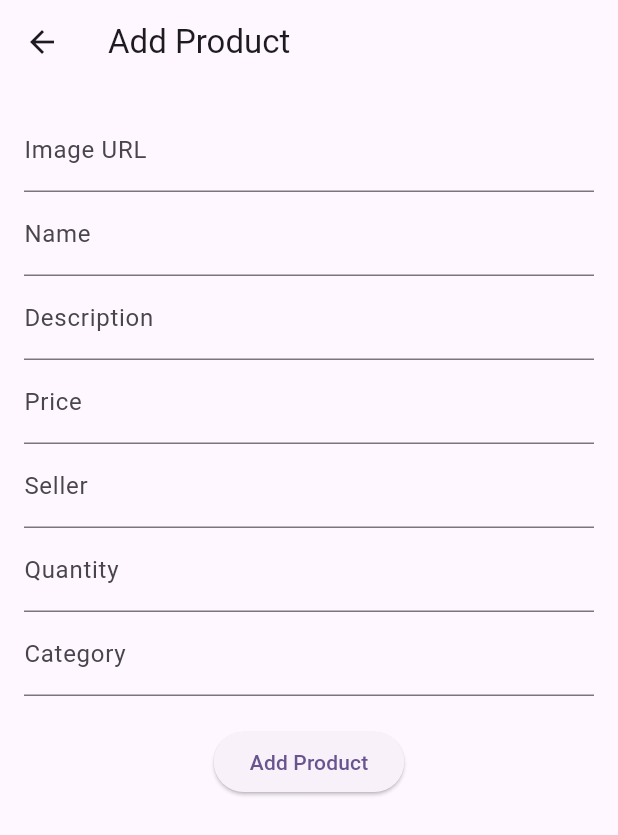
After one commit to munashe-jaji/mumunda, a Flutter app: the AdminAddProductScreen screen opened directly, on a phone screen of 412 x 824 dp. The commit adds this screen. Shown: the top 835 px of the screen. Run offline on Flutter 3.47's test engine with Material 3 defaults, Android fonts, the light colour scheme and no system bars; our stand-ins replace cloud_firestore, firebase_auth, firebase_core; accounts and stored records are empty.

Commit message:
adminscreen added

```diff
--- /dev/null
+++ b/lib/admin/addproducts.dart
@@ -0,0 +1,100 @@
+import 'package:flutter/material.dart';
+import 'package:cloud_firestore/cloud_firestore.dart';
+
+class AdminAddProductScreen extends StatelessWidget {
+  final TextEditingController imageController = TextEditingController();
+  final TextEditingController nameController = TextEditingController();
+  final TextEditingController descriptionController = TextEditingController();
+  final TextEditingController priceController = TextEditingController();
+  final TextEditingController sellerController = TextEditingController();
+  final TextEditingController quantityController = TextEditingController();
+  final TextEditingController categoryController = TextEditingController();
+
+  AdminAddProductScreen({super.key});
+
+  Future<void> addProduct({
+    required String image,
+    required String name,
+    required String description,
+    required double price,
+    required String seller,
+    required int quantity,
+    required String category,
+  }) async {
+    try {
+      await FirebaseFirestore.instance.collection('products').add({
+        'image': image,
+        'name': name,
+        'description': description,
+        'price': price,
+        'seller': seller,
+        'quantity': quantity,
+        'category': category,
+      });
+      print('Product added successfully');
+    } catch (e) {
+      print('Failed to add product: $e');
+    }
+  }
+
+  @override
+  Widget build(BuildContext context) {
+    return Scaffold(
+      appBar: AppBar(
+        title: Text('Add Product'),
+      ),
+      body: Padding(
+        padding: const EdgeInsets.all(16.0),
+        child: Column(
+          children: [
+            TextField(
+              controller: imageController,
+              decoration: InputDecoration(labelText: 'Image URL'),
+            ),
+            TextField(
+              controller: nameController,
+              decoration: InputDecoration(labelText: 'Name'),
+            ),
+            TextField(
+              controller: descriptionController,
+              decoration: InputDecoration(labelText: 'Description'),
+            ),
+            TextField(
+              controller: priceController,
+              decoration: InputDecoration(labelText: 'Price'),
+              keyboardType: TextInputType.number,
+            ),
+            TextField(
+              controller: sellerController,
+              decoration: InputDecoration(labelText: 'Seller'),
+            ),
+            TextField(
+              controller: quantityController,
+              decoration: InputDecoration(labelText: 'Quantity'),
+              keyboardType: TextInputType.number,
+            ),
+            TextField(
+              controller: categoryController,
+              decoration: InputDecoration(labelText: 'Category'),
+            ),
+            SizedBox(height: 20),
+            ElevatedButton(
+              onPressed: () {
+                addProduct(
+                  image: imageController.text,
+                  name: nameController.text,
+                  description: descriptionController.text,
+                  price: double.parse(priceController.text),
+                  seller: sellerController.text,
+                  quantity: int.parse(quantityController.text),
+                  category: categoryController.text,
+                );
+              },
+              child: Text('Add Product'),
+            ),
+          ],
+        ),
+      ),
+    );
+  }
+}
--- a/pubspec.yaml
+++ b/pubspec.yaml
@@ -35,6 +35,7 @@ dependencies:
   loading_overlay: ^0.3.0
   rflutter_alert: ^2.0.7
   google_sign_in: ^6.3.0
+  cloud_firestore: ^5.6.5
 
   # The following adds the Cupertino Icons font to your application.
   # Use with the CupertinoIcons class for iOS style icons.
```
Also changed, not shown: lib/admin/adminscreen.dart (added, +45 -0 lines), lib/main.dart (+5 -6 lines), lib/pages/login_screen.dart (+28 -57 lines), lib/pages/products_screen.dart (+33 -44 lines), lib/pages/signup_screen.dart (+55 -28 lines), lib/services/auth_service.dart (+15 -2 lines), pubspec.lock, 3 other files.
